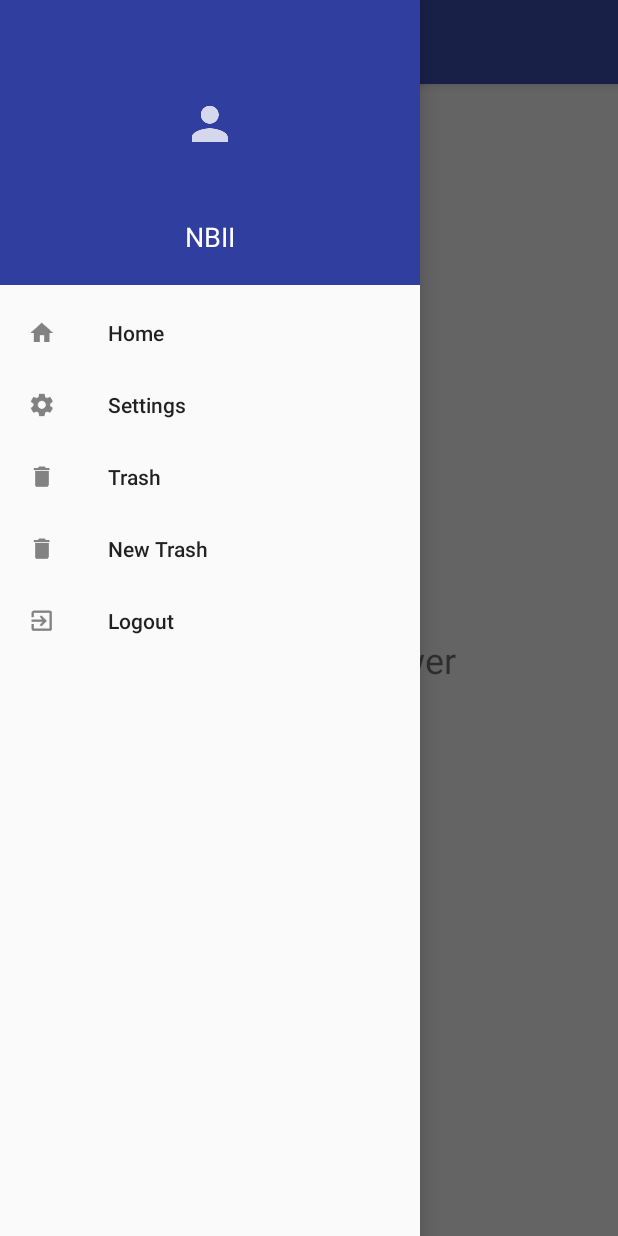
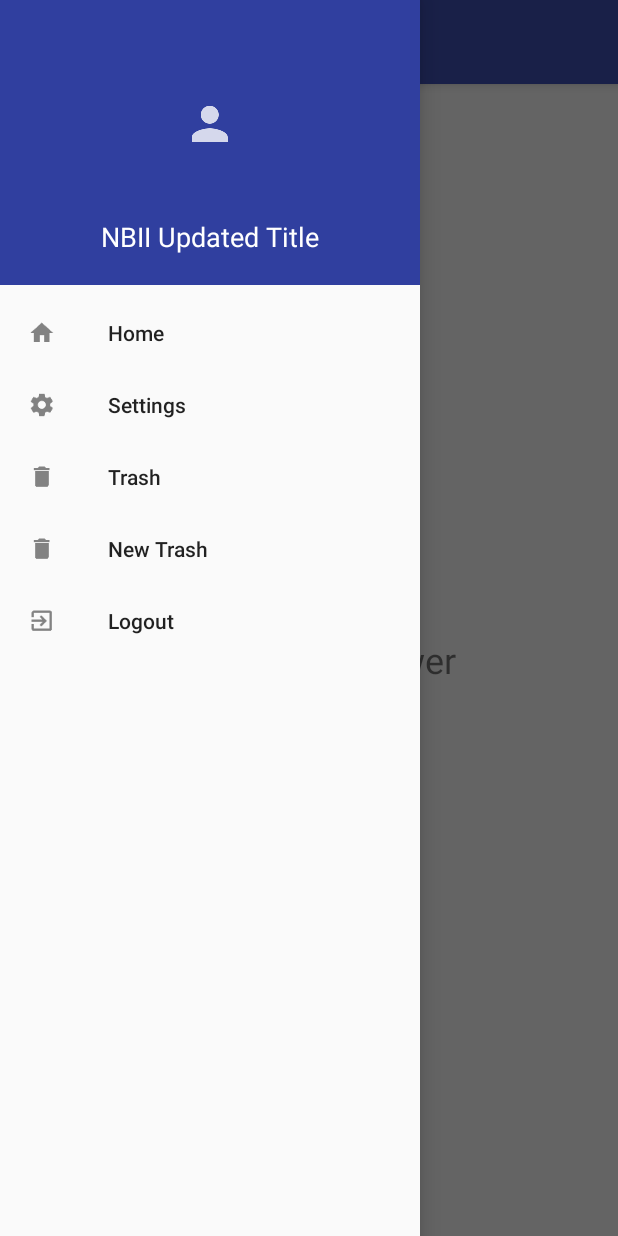
Before and after one commit to lmavonyani/NBII-App, an Android app: the screen it shows after launch (MainActivity), with the side drawer open, on a phone screen of 412 x 824 dp. Run offline under Robolectric (Android 15) with nearby library versions, the phone set to English and light mode, and no system bars.

Commit message:
Updated Navigation drawer title

```diff
--- a/app/src/main/java/com/nbiiapp/navigationdrawer/MainActivity.java
+++ b/app/src/main/java/com/nbiiapp/navigationdrawer/MainActivity.java
@@ -57,7 +57,7 @@ public class MainActivity extends AppCompatActivity {
         });
         View header = navigationView.getHeaderView(0);
         TextView tv_email = (TextView)header.findViewById(R.id.tv_email);
-        tv_email.setText("NBII");
+        tv_email.setText("NBII Updated Title");
         //comment
 
         drawerLayout = (DrawerLayout)findViewById(R.id.drawer);
```
